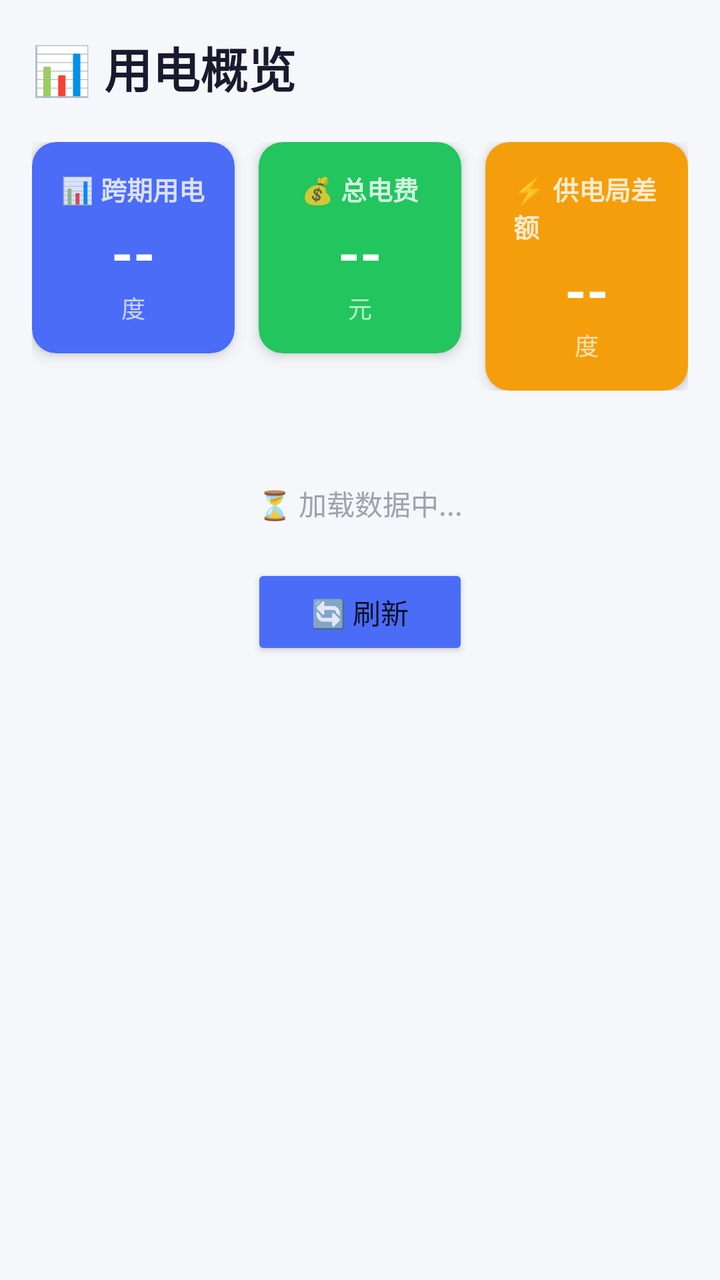
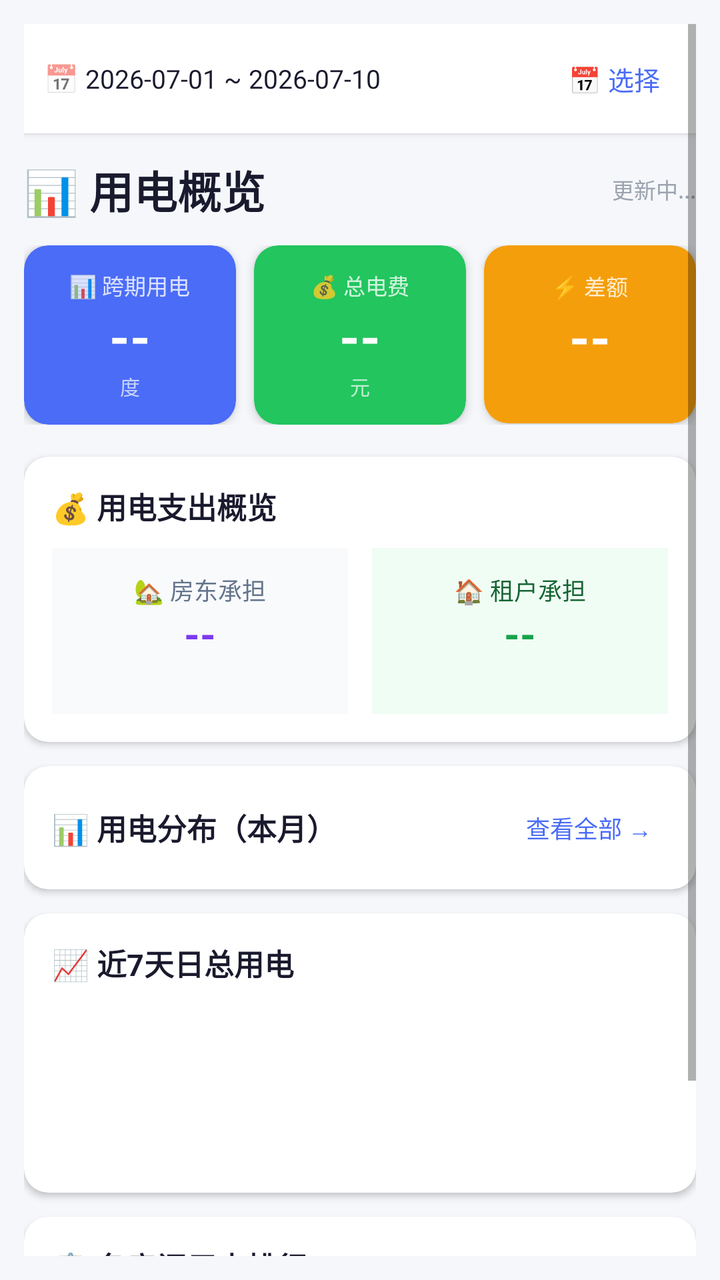

Two renders of the same Android screen: before a commit and after it. Below are the layout's source before the change and the commit's diff.
<!-- AndroidManifest.xml: application theme Theme.AppCompat.Light -->
<!-- res/layout/activity_main.xml -->
<?xml version="1.0" encoding="utf-8"?>
<LinearLayout xmlns:android="http://schemas.android.com/apk/res/android"
    xmlns:app="http://schemas.android.com/apk/res-auto"
    android:layout_width="match_parent"
    android:layout_height="match_parent"
    android:orientation="vertical"
    android:padding="16dp"
    android:background="#F5F7FA">

    <TextView
        android:layout_width="match_parent"
        android:layout_height="wrap_content"
        android:text="📊 用电概览"
        android:textSize="24sp"
        android:textStyle="bold"
        android:textColor="#1A1A2E"
        android:layout_marginBottom="20dp" />

    <LinearLayout
        android:layout_width="match_parent"
        android:layout_height="wrap_content"
        android:orientation="horizontal"
        android:weightSum="3"
        android:gravity="center_horizontal"
        android:layout_marginBottom="16dp">

        <androidx.cardview.widget.CardView
            android:layout_width="0dp"
            android:layout_height="wrap_content"
            android:layout_weight="1"
            android:layout_marginEnd="8dp"
            app:cardCornerRadius="12dp"
            app:cardElevation="4dp"
            app:cardBackgroundColor="#4A6CF7">

            <LinearLayout
                android:layout_width="match_parent"
                android:layout_height="wrap_content"
                android:orientation="vertical"
                android:padding="14dp"
                android:gravity="center">

                <TextView
                    android:layout_width="wrap_content"
                    android:layout_height="wrap_content"
                    android:text="📊 跨期用电"
                    android:textColor="#FFFFFF"
                    android:textSize="13sp"
                    android:textStyle="bold"
                    android:alpha="0.8" />

                <TextView
                    android:id="@+id/card_cross_value"
                    android:layout_width="wrap_content"
                    android:layout_height="wrap_content"
                    android:text="--"
                    android:textColor="#FFFFFF"
                    android:textSize="28sp"
                    android:textStyle="bold"
                    android:layout_marginTop="4dp" />

                <TextView
                    android:layout_width="wrap_content"
                    android:layout_height="wrap_content"
                    android:text="度"
                    android:textColor="#FFFFFF"
                    android:textSize="12sp"
                    android:alpha="0.7" />
            </LinearLayout>
        </androidx.cardview.widget.CardView>

        <androidx.cardview.widget.CardView
            android:layout_width="0dp"
            android:layout_height="wrap_content"
            android:layout_weight="1"
            android:layout_marginStart="4dp"
            android:layout_marginEnd="4dp"
            app:cardCornerRadius="12dp"
            app:cardElevation="4dp"
            app:cardBackgroundColor="#22C55E">

            <LinearLayout
                android:layout_width="match_parent"
                android:layout_height="wrap_content"
                android:orientation="vertical"
                android:padding="14dp"
                android:gravity="center">

                <TextView
                    android:layout_width="wrap_content"
                    android:layout_height="wrap_content"
                    android:text="💰 总电费"
                    android:textColor="#FFFFFF"
                    android:textSize="13sp"
                    android:textStyle="bold"
                    android:alpha="0.8" />

                <TextView
                    android:id="@+id/card_cost_value"
                    android:layout_width="wrap_content"
                    android:layout_height="wrap_content"
                    android:text="--"
                    android:textColor="#FFFFFF"
                    android:textSize="28sp"
                    android:textStyle="bold"
                    android:layout_marginTop="4dp" />

                <TextView
                    android:layout_width="wrap_content"
                    android:layout_height="wrap_content"
                    android:text="元"
                    android:textColor="#FFFFFF"
                    android:textSize="12sp"
                    android:alpha="0.7" />
            </LinearLayout>
        </androidx.cardview.widget.CardView>

        <androidx.cardview.widget.CardView
            android:layout_width="0dp"
            android:layout_height="wrap_content"
            android:layout_weight="1"
            android:layout_marginStart="8dp"
            app:cardCornerRadius="12dp"
            app:cardElevation="4dp"
            app:cardBackgroundColor="#F59E0B">

            <LinearLayout
                android:layout_width="match_parent"
                android:layout_height="wrap_content"
                android:orientation="vertical"
                android:padding="14dp"
                android:gravity="center">

                <TextView
                    android:layout_width="wrap_content"
                    android:layout_height="wrap_content"
                    android:text="⚡ 供电局差额"
                    android:textColor="#FFFFFF"
                    android:textSize="13sp"
                    android:textStyle="bold"
                    android:alpha="0.8" />

                <TextView
                    android:id="@+id/card_diff_value"
                    android:layout_width="wrap_content"
                    android:layout_height="wrap_content"
                    android:text="--"
                    android:textColor="#FFFFFF"
                    android:textSize="28sp"
                    android:textStyle="bold"
                    android:layout_marginTop="4dp" />

                <TextView
                    android:id="@+id/card_diff_label"
                    android:layout_width="wrap_content"
                    android:layout_height="wrap_content"
                    android:text="度"
                    android:textColor="#FFFFFF"
                    android:textSize="12sp"
                    android:alpha="0.7" />
            </LinearLayout>
        </androidx.cardview.widget.CardView>
    </LinearLayout>

    <TextView
        android:id="@+id/loading_text"
        android:layout_width="match_parent"
        android:layout_height="wrap_content"
        android:text="⏳ 加载数据中..."
        android:textAlignment="center"
        android:textColor="#9CA3AF"
        android:textSize="14sp"
        android:layout_marginTop="30dp" />

    <TextView
        android:id="@+id/error_text"
        android:layout_width="match_parent"
        android:layout_height="wrap_content"
        android:text="❌ 加载失败，请检查网络"
        android:textAlignment="center"
        android:textColor="#EF4444"
        android:textSize="14sp"
        android:visibility="gone"
        android:layout_marginTop="30dp" />

    <Button
        android:id="@+id/refresh_btn"
        android:layout_width="wrap_content"
        android:layout_height="wrap_content"
        android:text="🔄 刷新"
        android:layout_gravity="center_horizontal"
        android:layout_marginTop="20dp"
        android:backgroundTint="#4A6CF7"
        android:paddingStart="30dp"
        android:paddingEnd="30dp" />

</LinearLayout>
<!-- resources referenced by this layout -->
<resources>

</resources>

<!-- the commit's change to res/layout/activity_main.xml (unified diff, before → after) -->
@@ -1,197 +1,448 @@
 <?xml version="1.0" encoding="utf-8"?>
-<LinearLayout xmlns:android="http://schemas.android.com/apk/res/android"
+<ScrollView xmlns:android="http://schemas.android.com/apk/res/android"
     xmlns:app="http://schemas.android.com/apk/res-auto"
     android:layout_width="match_parent"
     android:layout_height="match_parent"
-    android:orientation="vertical"
-    android:padding="16dp"
-    android:background="#F5F7FA">
-
-    <TextView
-        android:layout_width="match_parent"
-        android:layout_height="wrap_content"
-        android:text="📊 用电概览"
-        android:textSize="24sp"
-        android:textStyle="bold"
-        android:textColor="#1A1A2E"
-        android:layout_marginBottom="20dp" />
+    android:background="#F5F7FA"
+    android:padding="12dp">
 
     <LinearLayout
         android:layout_width="match_parent"
         android:layout_height="wrap_content"
-        android:orientation="horizontal"
-        android:weightSum="3"
-        android:gravity="center_horizontal"
-        android:layout_marginBottom="16dp">
-
+        android:orientation="vertical">
+
+        
+        <LinearLayout
+            android:layout_width="match_parent"
+            android:layout_height="wrap_content"
+            android:orientation="horizontal"
+            android:gravity="center_vertical"
+            android:background="#FFFFFF"
+            android:padding="10dp"
+            android:elevation="2dp"
+            android:layout_marginBottom="12dp">
+
+            <TextView
+                android:layout_width="wrap_content"
+                android:layout_height="wrap_content"
+                android:text="📅 "
+                android:textSize="14sp" />
+
+            <TextView
+                android:id="@+id/period_text"
+                android:layout_width="0dp"
+                android:layout_height="wrap_content"
+                android:layout_weight="1"
+                android:text="2026-07-01 ~ 2026-07-10"
+                android:textSize="13sp"
+                android:textColor="#1A1A2E" />
+
+            <TextView
+                android:id="@+id/change_period"
+                android:layout_width="wrap_content"
+                android:layout_height="wrap_content"
+                android:text="📅 选择"
+                android:textSize="13sp"
+                android:textColor="#4A6CF7"
+                android:padding="8dp"
+                android:clickable="true"
+                android:focusable="true" />
+
+        </LinearLayout>
+
+        
+        <LinearLayout
+            android:layout_width="match_parent"
+            android:layout_height="wrap_content"
+            android:orientation="horizontal"
+            android:gravity="center_vertical"
+            android:layout_marginBottom="12dp">
+
+            <TextView
+                android:layout_width="0dp"
+                android:layout_height="wrap_content"
+                android:layout_weight="1"
+                android:text="📊 用电概览"
+                android:textSize="22sp"
+                android:textStyle="bold"
+                android:textColor="#1A1A2E" />
+
+            <TextView
+                android:id="@+id/update_time"
+                android:layout_width="wrap_content"
+                android:layout_height="wrap_content"
+                android:text="更新中..."
+                android:textSize="11sp"
+                android:textColor="#9CA3AF" />
+        </LinearLayout>
+
+        
+        <LinearLayout
+            android:layout_width="match_parent"
+            android:layout_height="wrap_content"
+            android:orientation="horizontal"
+            android:weightSum="3"
+            android:layout_marginBottom="16dp">
+
+            <androidx.cardview.widget.CardView
+                android:layout_width="0dp"
+                android:layout_height="wrap_content"
+                android:layout_weight="1"
+                android:layout_marginEnd="6dp"
+                app:cardCornerRadius="12dp"
+                app:cardElevation="3dp"
+                app:cardBackgroundColor="#4A6CF7">
+
+                <LinearLayout
+                    android:layout_width="match_parent"
+                    android:layout_height="wrap_content"
+                    android:orientation="vertical"
+                    android:padding="12dp"
+                    android:gravity="center">
+                    <TextView
+                        android:layout_width="wrap_content"
+                        android:layout_height="wrap_content"
+                        android:text="📊 跨期用电"
+                        android:textColor="#FFFFFF"
+                        android:textSize="11sp"
+                        android:alpha="0.8" />
+                    <TextView
+                        android:id="@+id/card_cross_value"
+                        android:layout_width="wrap_content"
+                        android:layout_height="wrap_content"
+                        android:text="--"
+                        android:textColor="#FFFFFF"
+                        android:textSize="26sp"
+                        android:textStyle="bold" />
+                    <TextView
+                        android:layout_width="wrap_content"
+                        android:layout_height="wrap_content"
+                        android:text="度"
+                        android:textColor="#FFFFFF"
+                        android:textSize="10sp"
+                        android:alpha="0.7" />
+                </LinearLayout>
+            </androidx.cardview.widget.CardView>
+
+            <androidx.cardview.widget.CardView
+                android:layout_width="0dp"
+                android:layout_height="wrap_content"
+                android:layout_weight="1"
+                android:layout_marginStart="3dp"
+                android:layout_marginEnd="3dp"
+                app:cardCornerRadius="12dp"
+                app:cardElevation="3dp"
+                app:cardBackgroundColor="#22C55E">
+
+                <LinearLayout
+                    android:layout_width="match_parent"
+                    android:layout_height="wrap_content"
+                    android:orientation="vertical"
+                    android:padding="12dp"
+                    android:gravity="center">
+                    <TextView
+                        android:layout_width="wrap_content"
+                        android:layout_height="wrap_content"
+                        android:text="💰 总电费"
+                        android:textColor="#FFFFFF"
+                        android:textSize="11sp"
+                        android:alpha="0.8" />
+                    <TextView
+                        android:id="@+id/card_cost_value"
+                        android:layout_width="wrap_content"
+                        android:layout_height="wrap_content"
+                        android:text="--"
+                        android:textColor="#FFFFFF"
+                        android:textSize="26sp"
+                        android:textStyle="bold" />
+                    <TextView
+                        android:layout_width="wrap_content"
+                        android:layout_height="wrap_content"
+                        android:text="元"
+                        android:textColor="#FFFFFF"
+                        android:textSize="10sp"
+                        android:alpha="0.7" />
+                </LinearLayout>
+            </androidx.cardview.widget.CardView>
+
+            <androidx.cardview.widget.CardView
+                android:layout_width="0dp"
+                android:layout_height="wrap_content"
+                android:layout_weight="1"
+                android:layout_marginStart="6dp"
+                app:cardCornerRadius="12dp"
+                app:cardElevation="3dp"
+                android:id="@+id/diff_card"
+                app:cardBackgroundColor="#F59E0B">
+
+                <LinearLayout
+                    android:layout_width="match_parent"
+                    android:layout_height="wrap_content"
+                    android:orientation="vertical"
+                    android:padding="12dp"
+                    android:gravity="center">
+                    <TextView
+                        android:layout_width="wrap_content"
+                        android:layout_height="wrap_content"
+                        android:text="⚡ 差额"
+                        android:textColor="#FFFFFF"
+                        android:textSize="11sp"
+                        android:alpha="0.8" />
+                    <TextView
+                        android:id="@+id/card_diff_value"
+                        android:layout_width="wrap_content"
+                        android:layout_height="wrap_content"
+                        android:text="--"
+                        android:textColor="#FFFFFF"
+                        android:textSize="26sp"
+                        android:textStyle="bold" />
+                    <TextView
+                        android:id="@+id/card_diff_label"
+                        android:layout_width="wrap_content"
+                        android:layout_height="wrap_content"
+                        android:text=""
+                        android:textColor="#FFFFFF"
+                        android:textSize="10sp"
+                        android:alpha="0.7" />
+                </LinearLayout>
+            </androidx.cardview.widget.CardView>
+        </LinearLayout>
+
+        
         <androidx.cardview.widget.CardView
-            android:layout_width="0dp"
-            android:layout_height="wrap_content"
-            android:layout_weight="1"
-            android:layout_marginEnd="8dp"
+            android:layout_width="match_parent"
+            android:layout_height="wrap_content"
+            android:layout_marginBottom="12dp"
             app:cardCornerRadius="12dp"
-            app:cardElevation="4dp"
-            app:cardBackgroundColor="#4A6CF7">
+            app:cardElevation="2dp"
+            app:cardBackgroundColor="#FFFFFF">
 
             <LinearLayout
                 android:layout_width="match_parent"
                 android:layout_height="wrap_content"
                 android:orientation="vertical"
-                android:padding="14dp"
-                android:gravity="center">
+                android:padding="14dp">
 
                 <TextView
-                    android:layout_width="wrap_content"
-                    android:layout_height="wrap_content"
-                    android:text="📊 跨期用电"
-                    android:textColor="#FFFFFF"
-                    android:textSize="13sp"
+                    android:layout_width="match_parent"
+                    android:layout_height="wrap_content"
+                    android:text="💰 用电支出概览"
+                    android:textSize="15sp"
                     android:textStyle="bold"
-                    android:alpha="0.8" />
-
-                <TextView
-                    android:id="@+id/card_cross_value"
-                    android:layout_width="wrap_content"
-                    android:layout_height="wrap_content"
-                    android:text="--"
-                    android:textColor="#FFFFFF"
-                    android:textSize="28sp"
-                    android:textStyle="bold"
-                    android:layout_marginTop="4dp" />
-
-                <TextView
-                    android:layout_width="wrap_content"
-                    android:layout_height="wrap_content"
-                    android:text="度"
-                    android:textColor="#FFFFFF"
-                    android:textSize="12sp"
-                    android:alpha="0.7" />
+                    android:textColor="#1A1A2E"
+                    android:layout_marginBottom="10dp" />
+
+                <LinearLayout
+                    android:layout_width="match_parent"
+                    android:layout_height="wrap_content"
+                    android:orientation="horizontal"
+                    android:weightSum="2">
+
+                    <LinearLayout
+                        android:layout_width="0dp"
+                        android:layout_height="wrap_content"
+                        android:layout_weight="1"
+                        android:orientation="vertical"
+                        android:background="#F8FAFC"
+                        android:padding="12dp"
+                        android:layout_marginEnd="6dp"
+                        android:gravity="center">
+                        <TextView
+                            android:layout_width="wrap_content"
+                            android:layout_height="wrap_content"
+                            android:text="🏡 房东承担"
+                            android:textSize="12sp"
+                            android:textColor="#64748B" />
+                        <TextView
+                            android:id="@+id/landlord_cost"
+                            android:layout_width="wrap_content"
+                            android:layout_height="wrap_content"
+                            android:text="--"
+                            android:textSize="20sp"
+                            android:textStyle="bold"
+                            android:textColor="#7C3AED" />
+                        <TextView
+                            android:id="@+id/landlord_change"
+                            android:layout_width="wrap_content"
+                            android:layout_height="wrap_content"
+                            android:text=""
+                            android:textSize="11sp"
+                            android:textColor="#64748B" />
+                    </LinearLayout>
+
+                    <LinearLayout
+                        android:layout_width="0dp"
+                        android:layout_height="wrap_content"
+                        android:layout_weight="1"
+                        android:orientation="vertical"
+                        android:background="#F0FDF4"
+                        android:padding="12dp"
+                        android:layout_marginStart="6dp"
+                        android:gravity="center">
+                        <TextView
+                            android:layout_width="wrap_content"
+                            android:layout_height="wrap_content"
+                            android:text="🏠 租户承担"
+                            android:textSize="12sp"
+                            android:textColor="#166534" />
+                        <TextView
+                            android:id="@+id/tenant_cost"
+                            android:layout_width="wrap_content"
+                            android:layout_height="wrap_content"
+                            android:text="--"
+                            android:textSize="20sp"
+                            android:textStyle="bold"
+                            android:textColor="#16A34A" />
+                        <TextView
+                            android:id="@+id/tenant_change"
+                            android:layout_width="wrap_content"
+                            android:layout_height="wrap_content"
+                            android:text=""
+                            android:textSize="11sp"
+                            android:textColor="#166534" />
+                    </LinearLayout>
+                </LinearLayout>
             </LinearLayout>
         </androidx.cardview.widget.CardView>
 
+        
         <androidx.cardview.widget.CardView
-            android:layout_width="0dp"
-            android:layout_height="wrap_content"
-            android:layout_weight="1"
-            android:layout_marginStart="4dp"
-            android:layout_marginEnd="4dp"
+            android:layout_width="match_parent"
+            android:layout_height="wrap_content"
+            android:layout_marginBottom="12dp"
             app:cardCornerRadius="12dp"
-            app:cardElevation="4dp"
-            app:cardBackgroundColor="#22C55E">
+            app:cardElevation="2dp"
+            app:cardBackgroundColor="#FFFFFF">
 
             <LinearLayout
                 android:layout_width="match_parent"
                 android:layout_height="wrap_content"
                 android:orientation="vertical"
-                android:padding="14dp"
-                android:gravity="center">
+                android:padding="14dp">
+
+                <LinearLayout
+                    android:layout_width="match_parent"
+                    android:layout_height="wrap_content"
+                    android:orientation="horizontal"
+                    android:gravity="center_vertical">
+
+                    <TextView
+                        android:layout_width="0dp"
+                        android:layout_height="wrap_content"
+                        android:layout_weight="1"
+                        android:text="📊 用电分布（本月）"
+                        android:textSize="15sp"
+                        android:textStyle="bold"
+                        android:textColor="#1A1A2E" />
+
+                    <TextView
+                        android:id="@+id/distribution_more"
+                        android:layout_width="wrap_content"
+                        android:layout_height="wrap_content"
+                        android:text="查看全部 →"
+                        android:textSize="12sp"
+                        android:textColor="#4A6CF7"
+                        android:padding="8dp"
+                        android:clickable="true"
+                        android:focusable="true" />
+                </LinearLayout>
+
+                <LinearLayout
+                    android:id="@+id/distribution_container"
+                    android:layout_width="match_parent"
+                    android:layout_height="wrap_content"
+                    android:orientation="vertical" />
 
                 <TextView
-                    android:layout_width="wrap_content"
-                    android:layout_height="wrap_content"
-                    android:text="💰 总电费"
-                    android:textColor="#FFFFFF"
+                    android:id="@+id/distribution_empty"
+                    android:layout_width="match_parent"
+                    android:layout_height="wrap_content"
+                    android:text="暂无数据"
                     android:textSize="13sp"
-                    android:textStyle="bold"
-                    android:alpha="0.8" />
-
-                <TextView
-                    android:id="@+id/card_cost_value"
-                    android:layout_width="wrap_content"
-                    android:layout_height="wrap_content"
-                    android:text="--"
-                    android:textColor="#FFFFFF"
-                    android:textSize="28sp"
-                    android:textStyle="bold"
-                    android:layout_marginTop="4dp" />
-
-                <TextView
-                    android:layout_width="wrap_content"
-                    android:layout_height="wrap_content"
-                    android:text="元"
-                    android:textColor="#FFFFFF"
-                    android:textSize="12sp"
-                    android:alpha="0.7" />
+                    android:textColor="#9CA3AF"
+                    android:gravity="center"
+                    android:padding="12dp"
+                    android:visibility="gone" />
             </LinearLayout>
         </androidx.cardview.widget.CardView>
 
+        
         <androidx.cardview.widget.CardView
-            android:layout_width="0dp"
-            android:layout_height="wrap_content"
-            android:layout_weight="1"
-            android:layout_marginStart="8dp"
+            android:layout_width="match_parent"
+            android:layout_height="wrap_content"
+            android:layout_marginBottom="12dp"
             app:cardCornerRadius="12dp"
-            app:cardElevation="4dp"
-            app:cardBackgroundColor="#F59E0B">
+            app:cardElevation="2dp"
+            app:cardBackgroundColor="#FFFFFF">
 
             <LinearLayout
                 android:layout_width="match_parent"
                 android:layout_height="wrap_content"
                 android:orientation="vertical"
-                android:padding="14dp"
-                android:gravity="center">
+                android:padding="14dp">
 
                 <TextView
-                    android:layout_width="wrap_content"
-                    android:layout_height="wrap_content"
-                    android:text="⚡ 供电局差额"
-                    android:textColor="#FFFFFF"
+                    android:layout_width="match_parent"
+                    android:layout_height="wrap_content"
+                    android:text="📈 近7天日总用电"
+                    android:textSize="15sp"
+                    android:textStyle="bold"
+                    android:textColor="#1A1A2E"
+                    android:layout_marginBottom="10dp" />
+
+                <LinearLayout
+                    android:id="@+id/trend_container"
+                    android:layout_width="match_parent"
+                    android:layout_height="wrap_content"
+                    android:orientation="horizontal"
+                    android:gravity="bottom"
+                    android:layout_gravity="center"
+                    android:minHeight="80dp" />
+
+                <TextView
+                    android:id="@+id/trend_empty"
+                    android:layout_width="match_parent"
+                    android:layout_height="wrap_content"
+                    android:text="暂无数据"
                     android:textSize="13sp"
-                    android:textStyle="bold"
-                    android:alpha="0.8" />
-
-                <TextView
-                    android:id="@+id/card_diff_value"
-                    android:layout_width="wrap_content"
-                    android:layout_height="wrap_content"
-                    android:text="--"
-                    android:textColor="#FFFFFF"
-                    android:textSize="28sp"
-                    android:textStyle="bold"
-                    android:layout_marginTop="4dp" />
-
-                <TextView
-                    android:id="@+id/card_diff_label"
-                    android:layout_width="wrap_content"
-                    android:layout_height="wrap_content"
-                    android:text="度"
-                    android:textColor="#FFFFFF"
-                    android:textSize="12sp"
-                    android:alpha="0.7" />
+                    android:textColor="#9CA3AF"
+                    android:gravity="center"
+                    android:padding="12dp"
+                    android:visibility="gone" />
             </LinearLayout>
         </androidx.cardview.widget.CardView>
+
+        
+        <androidx.cardview.widget.CardView
+            android:layout_width="match_parent"
+            android:layout_height="wrap_content"
+            android:layout_marginBottom="80dp"
+            app:cardCornerRadius="12dp"
+            app:cardElevation="2dp"
+            app:cardBackgroundColor="#FFFFFF">
+
+            <LinearLayout
+                android:layout_width="match_parent"
+                android:layout_height="wrap_content"
+                android:orientation="vertical"
+                android:padding="14dp">
+
+                <TextView
+                    android:layout_width="match_parent"
+                    android:layout_height="wrap_content"
+                    android:text="📋 各房间用电排行"
+                    android:textSize="15sp"
+                    android:textStyle="bold"
+                    android:textColor="#1A1A2E"
+                    android:layout_marginBottom="8dp" />
+
+                <androidx.recyclerview.widget.RecyclerView
+                    android:id="@+id/roomRecyclerView"
+                    android:layout_width="match_parent"
+                    android:layout_height="wrap_content"
+                    android:nestedScrollingEnabled="false" />
+            </LinearLayout>
+        </androidx.cardview.widget.CardView>
+
     </LinearLayout>
-
-    <TextView
-        android:id="@+id/loading_text"
-        android:layout_width="match_parent"
-        android:layout_height="wrap_content"
-        android:text="⏳ 加载数据中..."
-        android:textAlignment="center"
-        android:textColor="#9CA3AF"
-        android:textSize="14sp"
-        android:layout_marginTop="30dp" />
-
-    <TextView
-        android:id="@+id/error_text"
-        android:layout_width="match_parent"
-        android:layout_height="wrap_content"
-        android:text="❌ 加载失败，请检查网络"
-        android:textAlignment="center"
-        android:textColor="#EF4444"
-        android:textSize="14sp"
-        android:visibility="gone"
-        android:layout_marginTop="30dp" />
-
-    <Button
-        android:id="@+id/refresh_btn"
-        android:layout_width="wrap_content"
-        android:layout_height="wrap_content"
-        android:text="🔄 刷新"
-        android:layout_gravity="center_horizontal"
-        android:layout_marginTop="20dp"
-        android:backgroundTint="#4A6CF7"
-        android:paddingStart="30dp"
-        android:paddingEnd="30dp" />
-
-</LinearLayout>
+</ScrollView>
